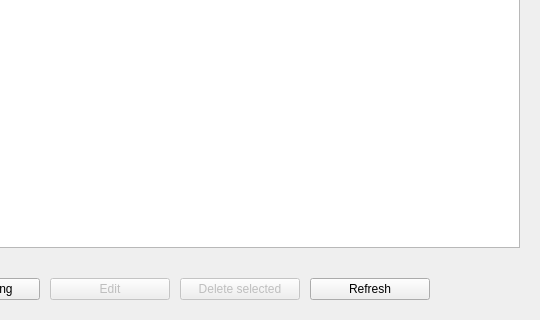
Before: the Qt Designer form component/GuiManager/src/containers/GitKeysContainer.ui in Sourcerer-Team/Sourcerer, drawn with Qt 5; both pictures show x 260 to 800 and y 280 to 600 of the 800 by 600 pixel window.
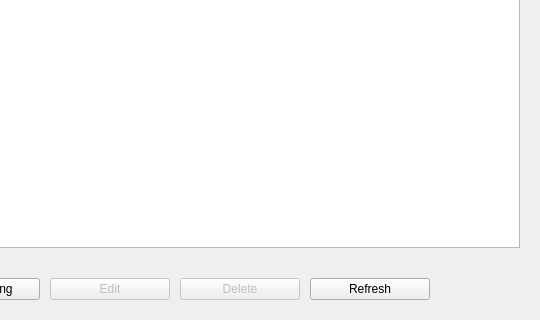
After: the same form once the commit is applied.

Commit message: Removed applink.c from compilation on Linux. Changes "Delete selected" buttons text to "Delete".

What changed in the file:
```diff
--- a/component/GuiManager/src/containers/GitKeysContainer.ui
+++ b/component/GuiManager/src/containers/GitKeysContainer.ui
@@ -154,7 +154,7 @@
         </size>
        </property>
        <property name="text">
-        <string>Delete selected</string>
+        <string>Delete</string>
        </property>
       </widget>
      </item>
```
The commit also changes 3 other files.
